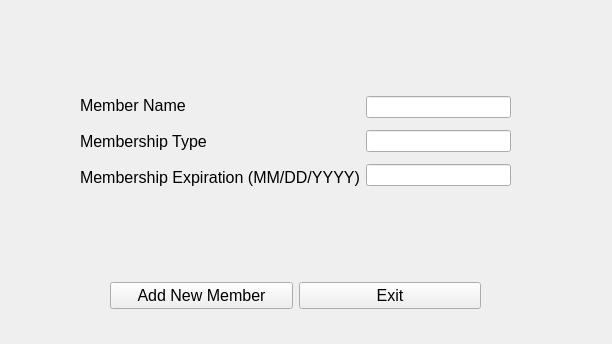
Old version of the form addmember.ui in the repository max9001/Bulk-Club-Project.
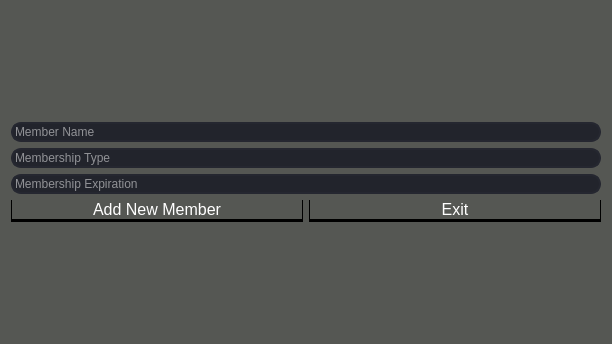
New version of the form.

Patch:
```diff
--- a/addmember.ui
+++ b/addmember.ui
@@ -13,15 +13,206 @@
   <property name="windowTitle">
    <string>Form</string>
   </property>
-  <widget class="QWidget" name="layoutWidget">
-   <property name="geometry">
-    <rect>
-     <x>110</x>
-     <y>270</y>
-     <width>371</width>
-     <height>51</height>
-    </rect>
-   </property>
+  <property name="styleSheet">
+   <string notr="true">QPushButton{
+	background-color: rgb(46, 52, 54);
+	border: none;
+	color: rgb(255, 255, 255);
+	border-left: 1px solid rgb(0, 0, 0);
+	border-right: 1px solid rgb(0, 0, 0);
+	border-bottom: 3px solid rgb(0, 0, 0);
+}
+
+QPushButton:hover{
+	background-color: rgb(59, 59, 59);
+	border: none;
+	color: rgb(255, 255, 255);
+	border-left: 1px solid rgb(29, 29, 29);
+	border-right: 1px solid rgb(29, 29, 29);
+	border-bottom: 3px solid rgb(29, 29, 29);
+}
+
+QPushButton:pressed{
+	background-color: rgb(46, 52, 54);
+	border: none;
+	color: rgb(255, 255, 255);
+	border-left: 1px solid rgb(0, 0, 0);
+	border-right: 1px solid rgb(0, 0, 0);
+	border-top: 3px solid rgb(0, 0, 0);
+}
+
+QDialog{
+	background-color: rgb(85, 87, 83);
+}
+
+QWidget{
+	background-color: rgb(85, 87, 83);
+}
+
+QMainWindow{
+	background-color: rgb(85, 87, 83);
+}
+
+QLabel{
+	color: rgb(255, 255, 255);
+	
+}
+
+QLineEdit{
+	border: 2px solid rgb(37, 39, 48);
+	border-radius: 10px;
+	color: #FFF;
+	background-color:rgb(34, 36, 44);
+}
+
+QLineEdit:hover{
+	border: 2px solid rgb(48, 50, 62);
+}
+
+QLineEdit:focus{
+	border: 2px solid rgb(85, 170, 255);
+	background-color:rgb(43, 45, 56);
+}
+
+
+/*--------------------------------------------------------------------------------------------*/
+
+ QScrollBar:vertical {
+	border: none;
+    background: rgb(45, 45, 68);
+    width: 14px;
+    margin: 15px 0 15px 0;
+	border-radius: 0px;
+ }
+
+/*  HANDLE BAR VERTICAL */
+QScrollBar::handle:vertical {	
+	background-color: rgb(80, 80, 122);
+	min-height: 30px;
+	border-radius: 7px;
+}
+QScrollBar::handle:vertical:hover{	
+	background-color: rgb(255, 0, 127);
+}
+QScrollBar::handle:vertical:pressed {	
+	background-color: rgb(185, 0, 92);
+}
+
+/* BTN TOP - SCROLLBAR */
+QScrollBar::sub-line:vertical {
+	border: none;
+	background-color: rgb(59, 59, 90);
+	height: 15px;
+	border-top-left-radius: 7px;
+	border-top-right-radius: 7px;
+	subcontrol-position: top;
+	subcontrol-origin: margin;
+}
+QScrollBar::sub-line:vertical:hover {	
+	background-color: rgb(255, 0, 127);
+}
+QScrollBar::sub-line:vertical:pressed {	
+	background-color: rgb(185, 0, 92);
+}
+
+/* BTN BOTTOM - SCROLLBAR */
+QScrollBar::add-line:vertical {
+	border: none;
+	background-color: rgb(59, 59, 90);
+	height: 15px;
+	border-bottom-left-radius: 7px;
+	border-bottom-right-radius: 7px;
+	subcontrol-position: bottom;
+	subcontrol-origin: margin;
+}
+QScrollBar::add-line:vertical:hover {	
+	background-color: rgb(255, 0, 127);
+}
+QScrollBar::add-line:vertical:pressed {	
+	background-color: rgb(185, 0, 92);
+}
+
+/* RESET ARROW */
+QScrollBar::up-arrow:vertical, QScrollBar::down-arrow:vertical {
+	background: none;
+}
+QScrollBar::add-page:vertical, QScrollBar::sub-page:vertical {
+	background: none;
+}
+
+
+QTableView{
+	background-color: rgb(186, 189, 182);
+}
+
+
+
+QScrollBar:horizontal {
+    border: none;
+    background: rgb(45, 45, 68);
+    width: 14px;
+    margin: 15px 0 15px 0;
+	border-radius: 0px;
+}
+QScrollBar::handle:horizontal {
+    background-color: rgb(80, 80, 122);
+	min-height: 30px;
+	border-radius: 7px;
+}
+QScrollBar::add-line:horizontal {
+    background-color: rgb(255, 0, 127);
+}
+
+QScrollBar::sub-line:horizontal {
+    background-color: rgb(185, 0, 92);
+}
+QScrollBar::up-arrow:horizontal, QScrollBar::down-arrow:horizontal
+{
+    background: none;
+}
+QScrollBar::add-page:horizontal, QScrollBar::sub-page:horizontal
+{
+    background: none;
+}
+
+</string>
+  </property>
+  <layout class="QVBoxLayout" name="verticalLayout_4">
+   <item>
+    <layout class="QVBoxLayout" name="verticalLayout_3">
+     <item>
+      <layout class="QHBoxLayout" name="horizontalLayout_2">
+       <item>
+        <layout class="QVBoxLayout" name="verticalLayout_2"/>
+       </item>
+       <item>
+        <layout class="QVBoxLayout" name="verticalLayout">
+         <item>
+          <widget class="QLineEdit" name="nameLineEdit">
+           <property name="placeholderText">
+            <string>Member Name</string>
+           </property>
+          </widget>
+         </item>
+         <item>
+          <widget class="QLineEdit" name="typeLineEdit">
+           <property name="placeholderText">
+            <string>Membership Type</string>
+           </property>
+          </widget>
+         </item>
+         <item>
+          <widget class="QLineEdit" name="ExpiryLineEdit">
+           <property name="placeholderText">
+            <string>Membership Expiration</string>
+           </property>
+          </widget>
+         </item>
+        </layout>
+       </item>
+      </layout>
+     </item>
+     <item>
    <layout class="QHBoxLayout" name="horizontalLayout">
     <item>
      <widget class="QPushButton" name="addMemberPushButton">
@@ -54,72 +245,10 @@
      </widget>
     </item>
    </layout>
-  </widget>
-  <widget class="QWidget" name="layoutWidget">
-   <property name="geometry">
-    <rect>
-     <x>80</x>
-     <y>90</y>
-     <width>431</width>
-     <height>102</height>
-    </rect>
-   </property>
-   <layout class="QHBoxLayout" name="horizontalLayout_2">
-    <item>
-     <layout class="QVBoxLayout" name="verticalLayout_2">
-      <item>
-       <widget class="QLabel" name="label_2">
-        <property name="font">
-         <font>
-          <pointsize>12</pointsize>
-         </font>
-        </property>
-        <property name="text">
-         <string>Member Name</string>
-        </property>
-       </widget>
-      </item>
-      <item>
-       <widget class="QLabel" name="label_3">
-        <property name="font">
-         <font>
-          <pointsize>12</pointsize>
-         </font>
-        </property>
-        <property name="text">
-         <string>Membership Type</string>
-        </property>
-       </widget>
-      </item>
-      <item>
-       <widget class="QLabel" name="label_4">
-        <property name="font">
-         <font>
-          <pointsize>12</pointsize>
-         </font>
-        </property>
-        <property name="text">
-         <string>Membership Expiration (MM/DD/YYYY)</string>
-        </property>
-       </widget>
-      </item>
-     </layout>
-    </item>
-    <item>
-     <layout class="QVBoxLayout" name="verticalLayout">
-      <item>
-       <widget class="QLineEdit" name="nameLineEdit"/>
-      </item>
-      <item>
-       <widget class="QLineEdit" name="typeLineEdit"/>
-      </item>
-      <item>
-       <widget class="QLineEdit" name="ExpiryLineEdit"/>
-      </item>
-     </layout>
-    </item>
-   </layout>
-  </widget>
+     </item>
+    </layout>
+   </item>
+  </layout>
  </widget>
  <resources/>
  <connections/>
```
Lines whose indentation alone changed are shown as unchanged.
